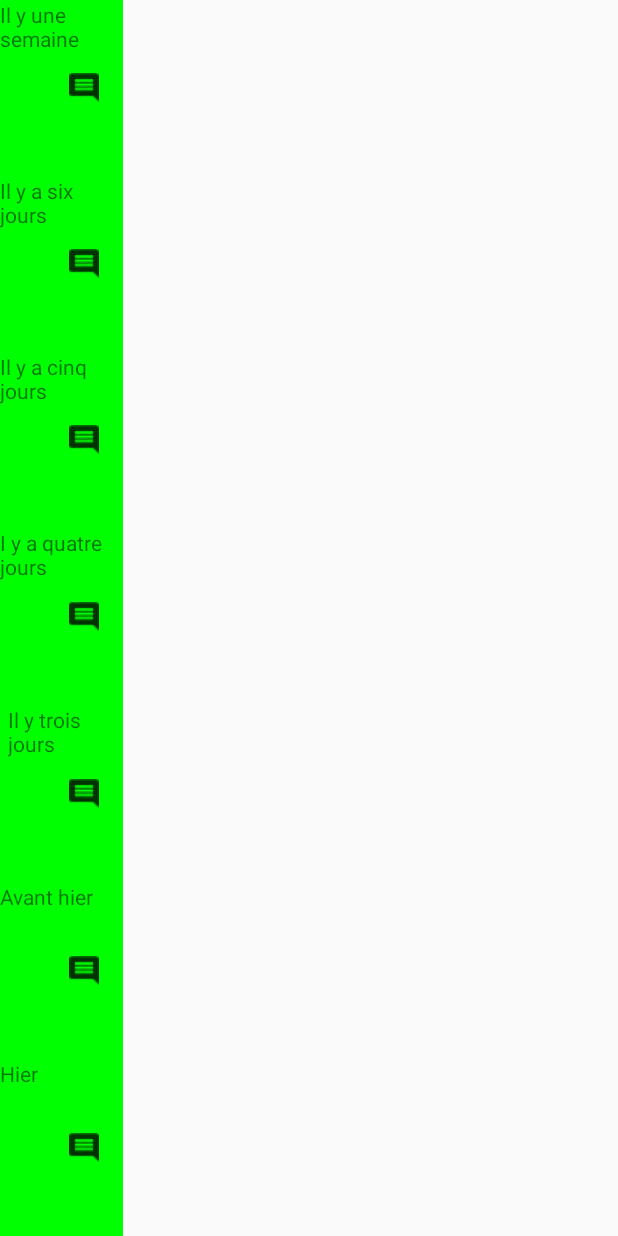
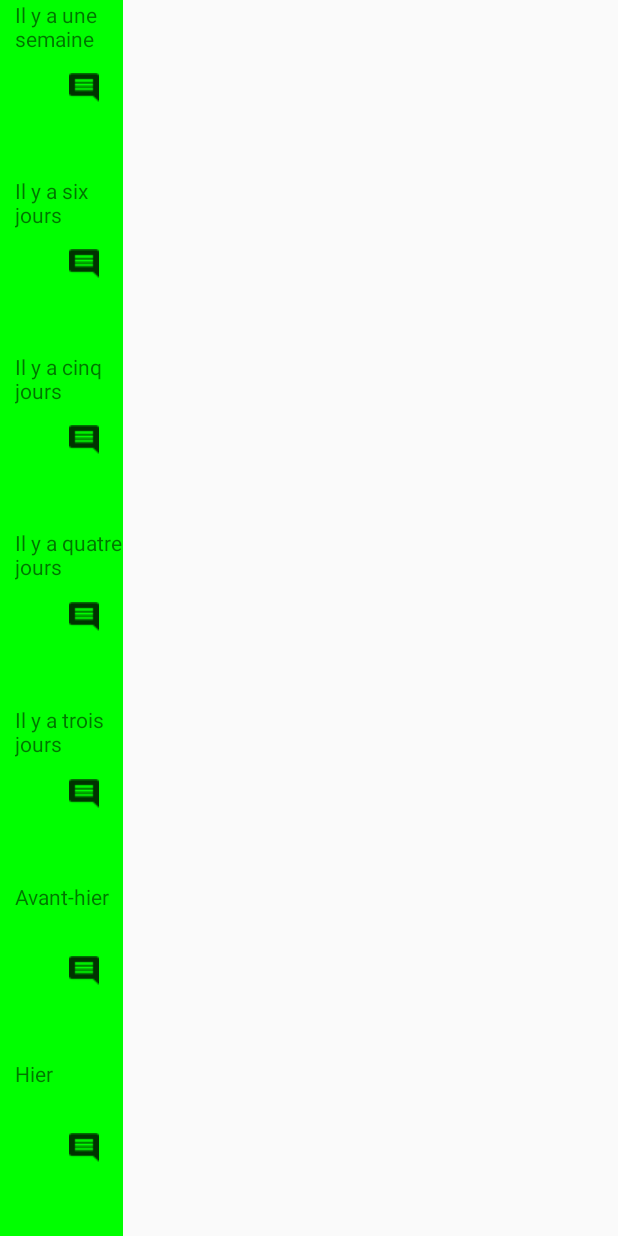
Before and after one commit to rkoper/Android-1---memorisez-votre-humeur-du-jour, an Android app: the layout activity_history.xml on its own in the app's theme, with its tools: preview values and no code run, on a phone screen of 412 x 824 dp. Run offline under Robolectric (Android 15) with nearby library versions, the phone set to English and light mode, and no system bars.

Commit message:
correction of activity layout

```diff
--- a/app/src/main/res/layout/activity_history.xml
+++ b/app/src/main/res/layout/activity_history.xml
@@ -32,7 +32,8 @@
                 android:id="@+id/textView"
                 android:layout_width="wrap_content"
                 android:layout_height="wrap_content"
-                android:text="Il y une semaine" />
+                android:text="Il y a une semaine"
+                android:layout_marginStart="10dp"/>
         </FrameLayout>
 
         <FrameLayout
@@ -68,7 +69,8 @@
                 android:id="@+id/textView2"
                 android:layout_width="wrap_content"
                 android:layout_height="wrap_content"
-                android:text="Il y a six jours" />
+                android:text="Il y a six jours"
+                android:layout_marginStart="10dp"/>
         </FrameLayout>
 
         <FrameLayout
@@ -104,7 +106,8 @@
                 android:id="@+id/textView3"
                 android:layout_width="wrap_content"
                 android:layout_height="wrap_content"
-                android:text="Il y a cinq jours" />
+                android:text="Il y a cinq jours"
+                android:layout_marginStart="10dp"/>
 
         </FrameLayout>
 
@@ -142,7 +145,8 @@
                 android:id="@+id/textView4"
                 android:layout_width="wrap_content"
                 android:layout_height="wrap_content"
-                android:text="I y a quatre jours" />
+                android:text="Il y a quatre jours"
+                android:layout_marginStart="10dp"/>
         </FrameLayout>
 
         <FrameLayout
@@ -179,8 +183,8 @@
                 android:id="@+id/textView5"
                 android:layout_width="wrap_content"
                 android:layout_height="wrap_content"
-                android:text="Il y trois jours"
-                android:paddingStart="5dp"/>
+                android:text="Il y a trois jours"
+                android:layout_marginStart="10dp"/>
         </FrameLayout>
 
         <FrameLayout
@@ -216,7 +220,8 @@
                 android:id="@+id/textView6"
                 android:layout_width="wrap_content"
                 android:layout_height="wrap_content"
-                android:text="Avant hier" />
+                android:layout_marginStart="10dp"
+                android:text="Avant-hier" />
         </FrameLayout>
 
         <FrameLayout
@@ -252,6 +257,7 @@
                 android:id="@+id/textView7"
                 android:layout_width="wrap_content"
                 android:layout_height="wrap_content"
+                android:layout_marginStart="10dp"
                 android:text="Hier" />
         </FrameLayout>
 
```
